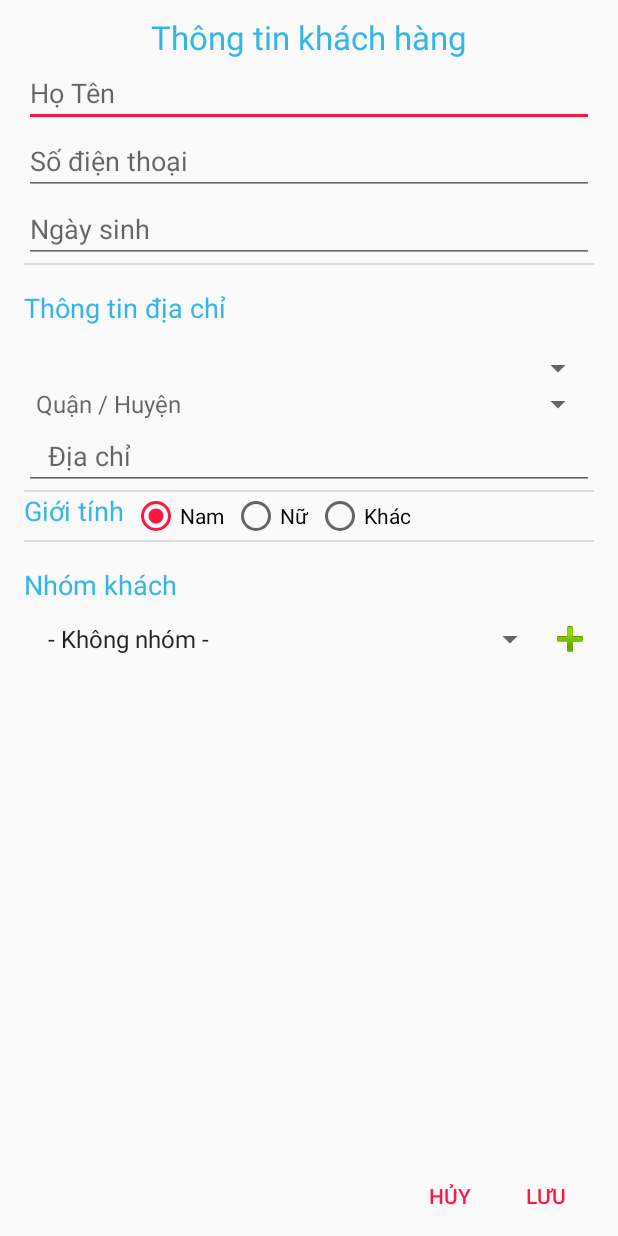
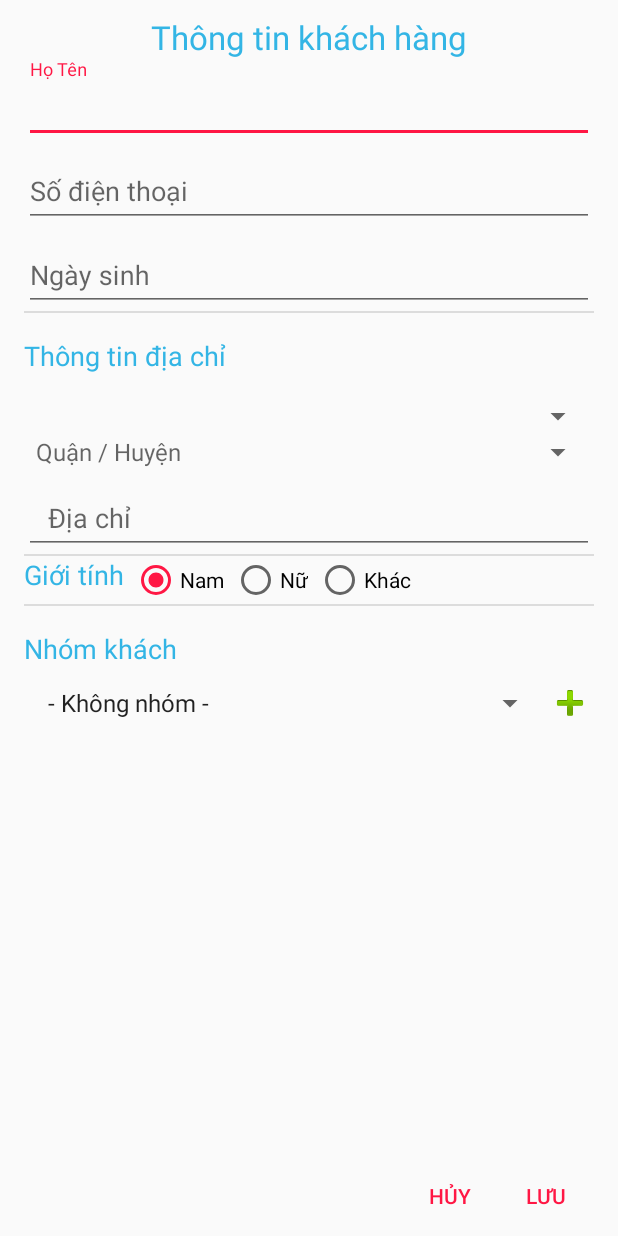
Before and after one commit to slgCorp/ohman, an Android app: the CustomerDetailsActivity screen opened directly, with no data from a screen before it, on a phone screen of 412 x 824 dp. Run offline under Robolectric (Android 15) with nearby library versions, the phone set to English and light mode, and no system bars; libraries missing offline, so code that uses them is left out: com.activeandroid, com.activeandroid.annotation, com.activeandroid.query; 3 statements that could not run were skipped.

```diff
--- a/app/src/main/res/layout/activity_customer_details.xml
+++ b/app/src/main/res/layout/activity_customer_details.xml
@@ -1,23 +1,23 @@
 <LinearLayout xmlns:android="http://schemas.android.com/apk/res/android"
     xmlns:tools="http://schemas.android.com/tools"
+    android:id="@+id/customerDetailsLayout"
     android:layout_width="match_parent"
     android:layout_height="match_parent"
-    android:orientation="vertical"
     android:layout_marginLeft="@dimen/activity_vertical_margin"
     android:layout_marginRight="@dimen/activity_vertical_margin"
-    tools:context="com.salagroup.salaman.fragments.CustomerDetailsFragment"
-    android:id="@+id/customerDetailsLayout"
-    android:weightSum="1">
+    android:orientation="vertical"
+    android:weightSum="1"
+    tools:context="com.salagroup.salaman.fragments.CustomerDetailsFragment">
 
     <TextView
+        android:id="@+id/tvTitleCustomerInfo"
         android:layout_width="wrap_content"
         android:layout_height="wrap_content"
         android:layout_gravity="center"
         android:layout_marginTop="@dimen/fragment_title_magin_top"
         android:text="@string/title_fragment_customer_detail"
         android:textAppearance="?android:attr/textAppearanceLarge"
-        android:textColor="@color/cyan"
-        android:id="@+id/tvTitleCustomerInfo" />
+        android:textColor="@color/cyan" />
 
     <ScrollView
         android:layout_width="match_parent"
@@ -30,28 +30,46 @@
             android:layout_height="wrap_content"
             android:orientation="vertical">
 
+            <android.support.design.widget.TextInputLayout
+                android:layout_width="match_parent"
+                android:layout_height="wrap_content">
+
                 <EditText
                     android:id="@+id/edtCustomerName"
                     android:layout_width="match_parent"
                     android:layout_height="wrap_content"
                     android:hint="@string/customer_detail_name"
-                android:singleLine="true"/>
+                    android:singleLine="true" />
+
+            </android.support.design.widget.TextInputLayout>
+
+            <android.support.design.widget.TextInputLayout
+                android:layout_width="match_parent"
+                android:layout_height="wrap_content">
 
                 <EditText
                     android:id="@+id/edtCustomerPhone"
                     android:layout_width="match_parent"
                     android:layout_height="wrap_content"
+                    android:hint="@string/customer_detail_phone"
                     android:inputType="phone"
-                android:maxLength="20"
-                android:hint="@string/customer_detail_phone" />
+                    android:maxLength="20" />
+
+            </android.support.design.widget.TextInputLayout>
+
+            <android.support.design.widget.TextInputLayout
+                android:layout_width="match_parent"
+                android:layout_height="wrap_content">
 
                 <EditText
                     android:id="@+id/edtBirthday"
                     android:layout_width="match_parent"
                     android:layout_height="wrap_content"
+                    android:cursorVisible="false"
                     android:focusable="false"
-                android:cursorVisible="false"
                     android:hint="@string/customer_detail_birthday" />
+
+            </android.support.design.widget.TextInputLayout>
 
             <View style="@style/Divider" />
 
@@ -77,15 +95,21 @@
                 android:layout_height="wrap_content"
                 android:paddingRight="@dimen/activity_horizontal_margin" />
 
+            <android.support.design.widget.TextInputLayout
+                android:layout_width="match_parent"
+                android:layout_height="wrap_content">
+
                 <EditText
                     android:id="@+id/edtAddress"
                     android:layout_width="match_parent"
                     android:layout_height="wrap_content"
                     android:hint="@string/store_info_item_address"
+                    android:inputType="textMultiLine"
                     android:maxLength="100"
-                android:inputType="textMultiLine"
                     android:paddingLeft="@dimen/activity_horizontal_margin"
                     android:paddingRight="@dimen/activity_horizontal_margin" />
+
+            </android.support.design.widget.TextInputLayout>
 
             <View style="@style/Divider" />
 
@@ -140,18 +164,18 @@
 
                     <RadioButton
                         android:id="@+id/rdbFemale"
+                        android:layout_width="wrap_content"
+                        android:layout_height="wrap_content"
                         android:layout_marginLeft="@dimen/tv_detail_customer_margin_left"
                         android:layout_marginStart="@dimen/tv_detail_customer_margin_left"
-                        android:layout_width="wrap_content"
-                        android:layout_height="wrap_content"
                         android:text="@string/customer_detail_gender_female" />
 
                     <RadioButton
                         android:id="@+id/rdbOther"
+                        android:layout_width="wrap_content"
+                        android:layout_height="wrap_content"
                         android:layout_marginLeft="@dimen/tv_detail_customer_margin_left"
                         android:layout_marginStart="@dimen/tv_detail_customer_margin_left"
-                        android:layout_width="wrap_content"
-                        android:layout_height="wrap_content"
                         android:text="@string/customer_detail_gender_None" />
                 </RadioGroup>
 
@@ -163,8 +187,8 @@
             <LinearLayout
                 android:layout_width="match_parent"
                 android:layout_height="wrap_content"
-                android:orientation="vertical"
-                android:layout_marginTop="@dimen/activity_vertical_margin">
+                android:layout_marginTop="@dimen/activity_vertical_margin"
+                android:orientation="vertical">
 
                 <TextView
                     android:layout_width="wrap_content"
@@ -185,13 +209,13 @@
                         android:layout_toStartOf="@+id/btnAddGroup" />
 
                     <ImageButton
+                        android:id="@+id/btnAddGroup"
                         android:layout_width="wrap_content"
                         android:layout_height="wrap_content"
-                        android:background="@android:drawable/ic_input_add"
-                        android:id="@+id/btnAddGroup"
+                        android:layout_alignParentEnd="true"
+                        android:layout_alignParentRight="true"
                         android:layout_centerVertical="true"
-                        android:layout_alignParentRight="true"
-                        android:layout_alignParentEnd="true" />
+                        android:background="@android:drawable/ic_input_add" />
                 </RelativeLayout>
 
             </LinearLayout>
```
Also changed, not shown: app/src/main/java/tdt/minh095/ohman/fragment/ProductDetailFragment.java (+7 -0 lines), app/src/main/java/tdt/minh095/ohman/pojo/Product.java (+6 -6 lines), app/src/main/java/tdt/minh095/ohman/pojo/ProductPicture.java (+10 -0 lines), app/src/main/res/layout/item_list_product.xml (+21 -18 lines), 1 other file. Lines whose indentation alone changed are shown as unchanged.
